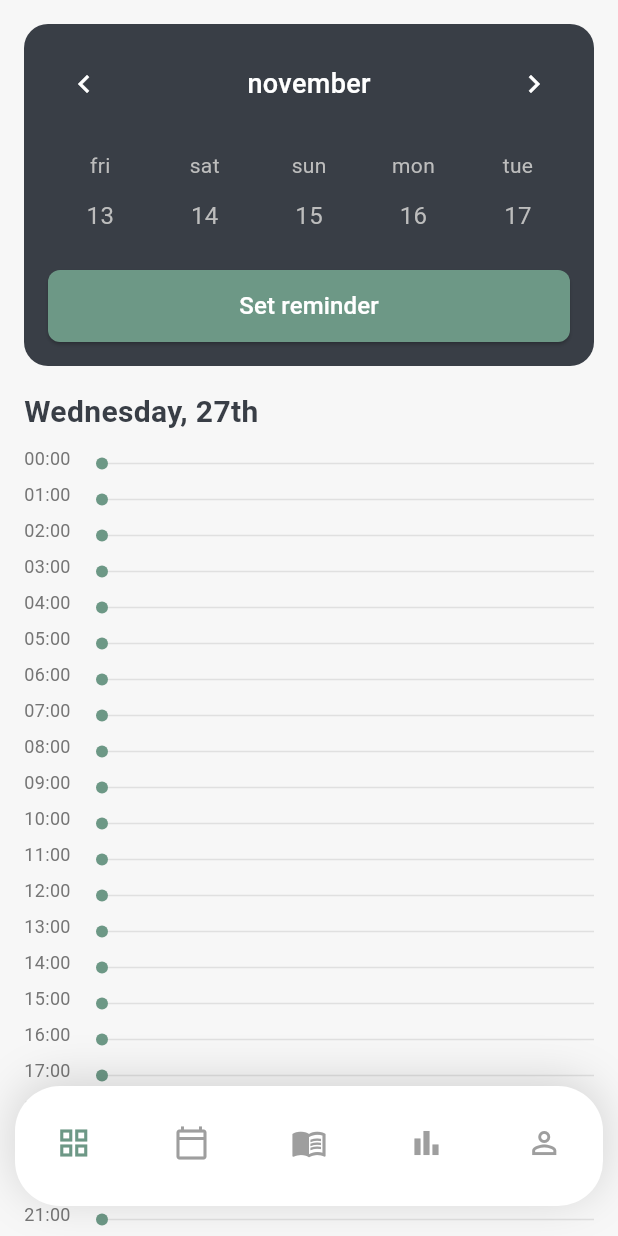
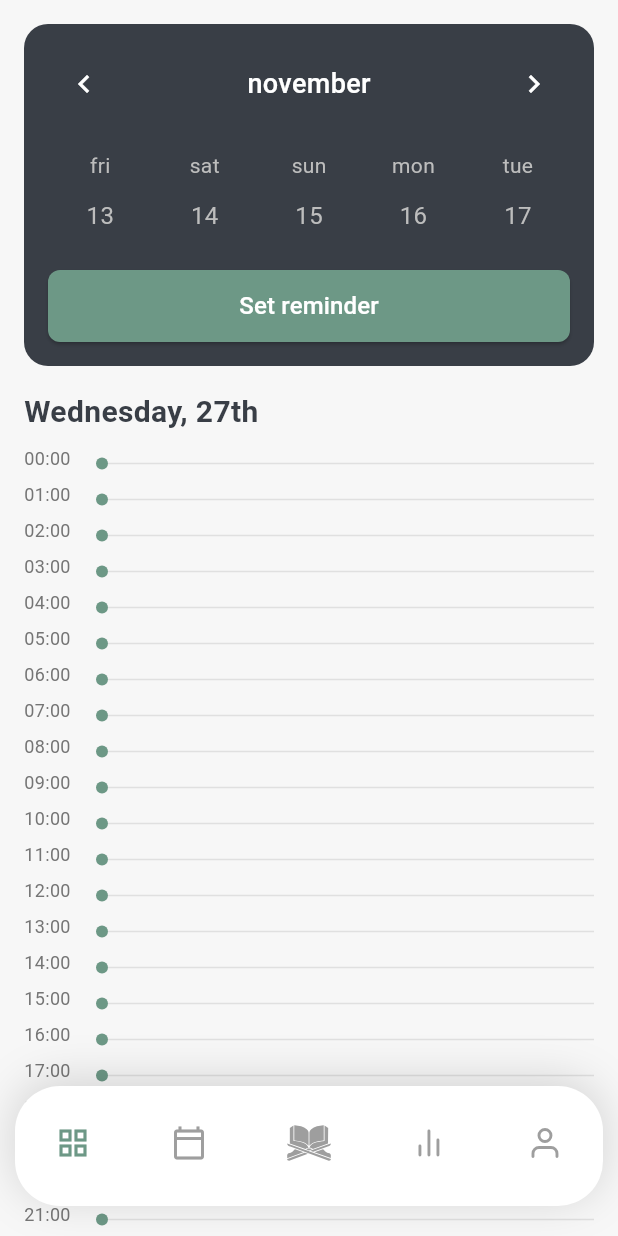
Before and after one commit to muhmmdfath/quranmemorize_pkm, a Flutter app: the CalendarScreen screen opened by its route, on a phone screen of 412 x 824 dp. Run offline on Flutter 3.47's test engine with Material 3 defaults, Android fonts, the light colour scheme and no system bars; our stand-ins replace dio, flutter_svg; network calls fail; project files that could hold a hidden picture were left out.

Commit message:
spacing quran

```diff
--- a/lib/screens/detail_screen.dart
+++ b/lib/screens/detail_screen.dart
@@ -110,9 +110,10 @@ class DetailScreen extends StatelessWidget {
                   color: AppColors.dashboardColor,
                   fontWeight: FontWeight.bold,
                   fontSize: 18,
-                  height: 1.5
+                  height: 2.5
               ),
               textAlign: TextAlign.right,
+              textHeightBehavior: const TextHeightBehavior(applyHeightToLastDescent: true),
             ),
             const SizedBox(
               height: 16,
--- a/lib/widgets/navigation.dart
+++ b/lib/widgets/navigation.dart
@@ -1,11 +1,17 @@
 import 'package:flutter/material.dart';
 import 'package:quranmemmorize_pkm/routes/app_routes.dart';
+import 'package:flutter_svg/flutter_svg.dart';
 
 class CustomBottomNavigation extends StatelessWidget {
   const CustomBottomNavigation({super.key});
 
   Widget _buildNavItem(
-      BuildContext context, IconData icon, bool isSelected, String route) {
+      BuildContext context,
+      IconData? icon,
+      String? svgAsset,
+      bool isSelected,
+      String route,
+      ) {
     return GestureDetector(
       onTap: () {
         Navigator.pushNamed(context, route); // Navigasi ke rute yang ditentukan
@@ -13,11 +19,18 @@ class CustomBottomNavigation extends StatelessWidget {
       child: Column(
         mainAxisSize: MainAxisSize.min,
         children: [
-          Icon(
-            icon,
-            color: isSelected ? const Color(0xff6D9886) : Colors.grey,
-            size: 24,
-          ),
+          if (svgAsset != null)
+            SvgPicture.asset(
+              svgAsset,
+              color: isSelected ? const Color(0xff6D9886) : Colors.grey,
+              height: 24,
+            )
+          else if (icon != null)
+            Icon(
+              icon,
+              color: isSelected ? const Color(0xff6D9886) : Colors.grey,
+              size: 24,
+            ),
           const SizedBox(height: 4),
         ],
       ),
@@ -46,13 +59,12 @@ class CustomBottomNavigation extends StatelessWidget {
           child: Row(
             mainAxisAlignment: MainAxisAlignment.spaceAround,
             children: [
-              _buildNavItem(context, Icons.grid_view, true, AppRoutes.home),
-              _buildNavItem(context, Icons.calendar_today_outlined, false,
+              _buildNavItem(context, Icons.grid_view, null, true, AppRoutes.home),
+              _buildNavItem(context, Icons.calendar_today_outlined, null, false,
                   AppRoutes.calendar),
-              _buildNavItem(
-                  context, Icons.menu_book_outlined, false, AppRoutes.quran),
-              _buildNavItem(context, Icons.bar_chart_outlined, false, '/'),
-              _buildNavItem(context, Icons.person_outline, false, '/'),
+              _buildNavItem(context, null, 'assets/svgs/quran-icon.svg', false, AppRoutes.quran),
+              _buildNavItem(context, null, 'assets/svgs/bar-chart.svg', false, '/'),
+              _buildNavItem(context, null, 'assets/svgs/user.svg', false, '/'),
             ],
           ),
         ),
```
